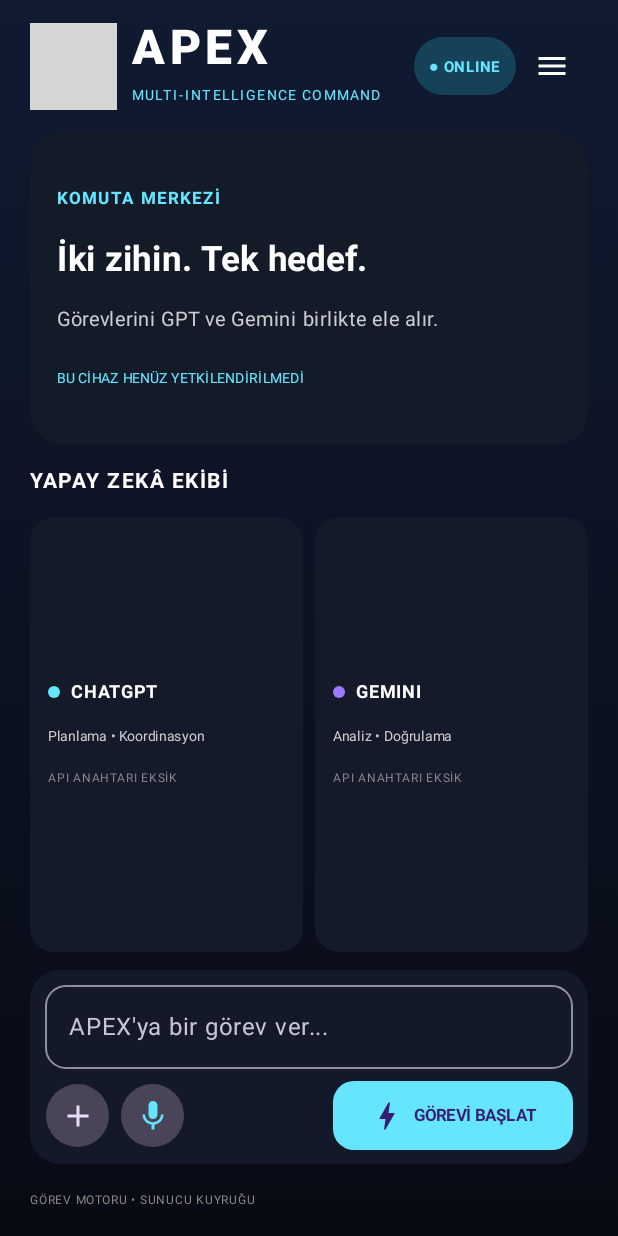
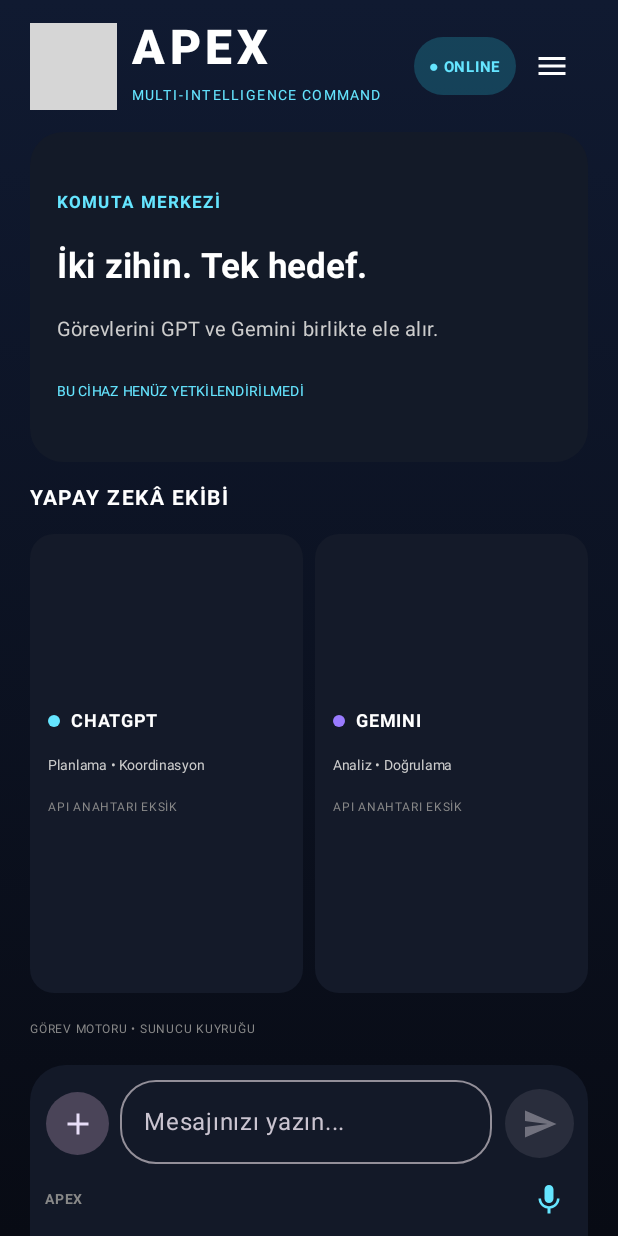
Before and after one commit to FatihKoc81/APEX, an Android app built with Jetpack Compose: the screen it shows after launch (MainActivity), on a phone screen of 412 x 824 dp. Run offline under Robolectric (Android 15) with nearby library versions, the phone set to English and light mode, and no system bars; grey boxes are pictures that could not be loaded.

Commit message:
ui: pin ChatGPT-style composer flush to screen bottom

```diff
--- a/android/app/src/main/java/com/nexora/app/MainActivity.kt
+++ b/android/app/src/main/java/com/nexora/app/MainActivity.kt
@@ -16,6 +16,7 @@ import androidx.compose.material.icons.filled.Add
 import androidx.compose.material.icons.filled.Bolt
 import androidx.compose.material.icons.filled.Menu
 import androidx.compose.material.icons.filled.Mic
+import androidx.compose.material.icons.filled.Send
 import androidx.compose.material.icons.filled.SystemUpdate
 import androidx.compose.material3.*
 import androidx.compose.ui.text.input.PasswordVisualTransformation
@@ -216,7 +217,7 @@ fun ApexHome() {
         BoxWithConstraints(Modifier.fillMaxSize().background(Brush.verticalGradient(listOf(Color(0xFF101A31), Night)))) {
             val compact = maxHeight < 700.dp
             Column(
-                modifier = Modifier.fillMaxSize().padding(horizontal = if (compact) 14.dp else 20.dp, vertical = if (compact) 8.dp else 12.dp),
+                modifier = Modifier.fillMaxSize().padding(start = if (compact) 14.dp else 20.dp, end = if (compact) 14.dp else 20.dp, top = if (compact) 8.dp else 12.dp),
                 verticalArrangement = Arrangement.spacedBy(if (compact) 8.dp else 12.dp)
             ) {
                 Row(Modifier.fillMaxWidth().height(if (compact) 54.dp else 64.dp), verticalAlignment = Alignment.CenterVertically) {
@@ -259,9 +260,13 @@ fun ApexHome() {
                     }
 
                 }
-                Surface(Modifier.fillMaxWidth(), color = Panel.copy(alpha = .99f), shape = RoundedCornerShape(20.dp)) {
-                    Column(Modifier.fillMaxWidth().padding(10.dp), verticalArrangement = Arrangement.spacedBy(7.dp)) {
-                        OutlinedTextField(command, { command = it }, Modifier.fillMaxWidth(), minLines = 1, maxLines = 3, placeholder = { Text("APEX'ya bir görev ver...") }, shape = RoundedCornerShape(14.dp))
+                Text(if (taskId.isBlank()) "GÖREV MOTORU • SUNUCU KUYRUĞU" else "AKTİF GÖREV • $taskId", color = Color.Gray, fontSize = 8.sp, maxLines = 1)
+                Surface(
+                    Modifier.fillMaxWidth(),
+                    color = Panel.copy(alpha = .99f),
+                    shape = RoundedCornerShape(topStart = 24.dp, topEnd = 24.dp, bottomStart = 0.dp, bottomEnd = 0.dp)
+                ) {
+                    Column(Modifier.fillMaxWidth().padding(start = 10.dp, end = 10.dp, top = 10.dp, bottom = 8.dp), verticalArrangement = Arrangement.spacedBy(6.dp)) {
                         if (attachmentLabel.isNotBlank()) Text(attachmentLabel, color = Cyan, fontSize = 9.sp, maxLines = 1)
                         Row(Modifier.fillMaxWidth(), verticalAlignment = Alignment.CenterVertically, horizontalArrangement = Arrangement.spacedBy(8.dp)) {
                             Box {
@@ -272,22 +277,36 @@ fun ApexHome() {
                                     DropdownMenuItem(text = { Text("Dosyalar") }, onClick = { addExpanded = false; filePicker.launch(arrayOf("*/*")) })
                                 }
                             }
-                            FilledTonalIconButton(onClick = {
+                            OutlinedTextField(
+                                value = command,
+                                onValueChange = { command = it },
+                                modifier = Modifier.weight(1f),
+                                minLines = 1,
+                                maxLines = 4,
+                                placeholder = { Text("Mesajınızı yazın...") },
+                                shape = RoundedCornerShape(24.dp)
+                            )
+                            FilledIconButton(
+                                onClick = { startTask() },
+                                enabled = command.isNotBlank(),
+                                modifier = Modifier.size(46.dp),
+                                shape = RoundedCornerShape(50)
+                            ) { Icon(Icons.Default.Send, contentDescription = "Gönder") }
+                        }
+                        Row(Modifier.fillMaxWidth(), verticalAlignment = Alignment.CenterVertically) {
+                            Text("APEX", color = Color.Gray, fontSize = 9.sp, fontWeight = FontWeight.Bold, letterSpacing = 1.sp)
+                            Spacer(Modifier.weight(1f))
+                            IconButton(onClick = {
                                 val intent = Intent(RecognizerIntent.ACTION_RECOGNIZE_SPEECH).apply {
                                     putExtra(RecognizerIntent.EXTRA_LANGUAGE_MODEL, RecognizerIntent.LANGUAGE_MODEL_FREE_FORM)
                                     putExtra(RecognizerIntent.EXTRA_LANGUAGE, "tr-TR")
                                     putExtra(RecognizerIntent.EXTRA_PROMPT, "APEX için talimatınızı söyleyin")
                                 }
                                 try { speechInput.launch(intent) } catch (_: Exception) { status = "SES TANIMA HİZMETİ BULUNAMADI" }
-                            }, modifier = Modifier.size(42.dp)) { Icon(Icons.Default.Mic, "Sesli talimat", tint = Cyan) }
-                            Spacer(Modifier.weight(1f))
-                            Button(onClick = { startTask() }, modifier = Modifier.height(46.dp), shape = RoundedCornerShape(14.dp)) {
-                                Icon(Icons.Default.Bolt, null); Spacer(Modifier.width(6.dp)); Text("GÖREVİ BAŞLAT", fontWeight = FontWeight.Bold, fontSize = 11.sp)
-                            }
+                            }, modifier = Modifier.size(34.dp)) { Icon(Icons.Default.Mic, "Sesli talimat", tint = Cyan) }
                         }
                     }
                 }
-                Text(if (taskId.isBlank()) "GÖREV MOTORU • SUNUCU KUYRUĞU" else "AKTİF GÖREV • $taskId", color = Color.Gray, fontSize = 8.sp, maxLines = 1)
             }
         }
     }
```
